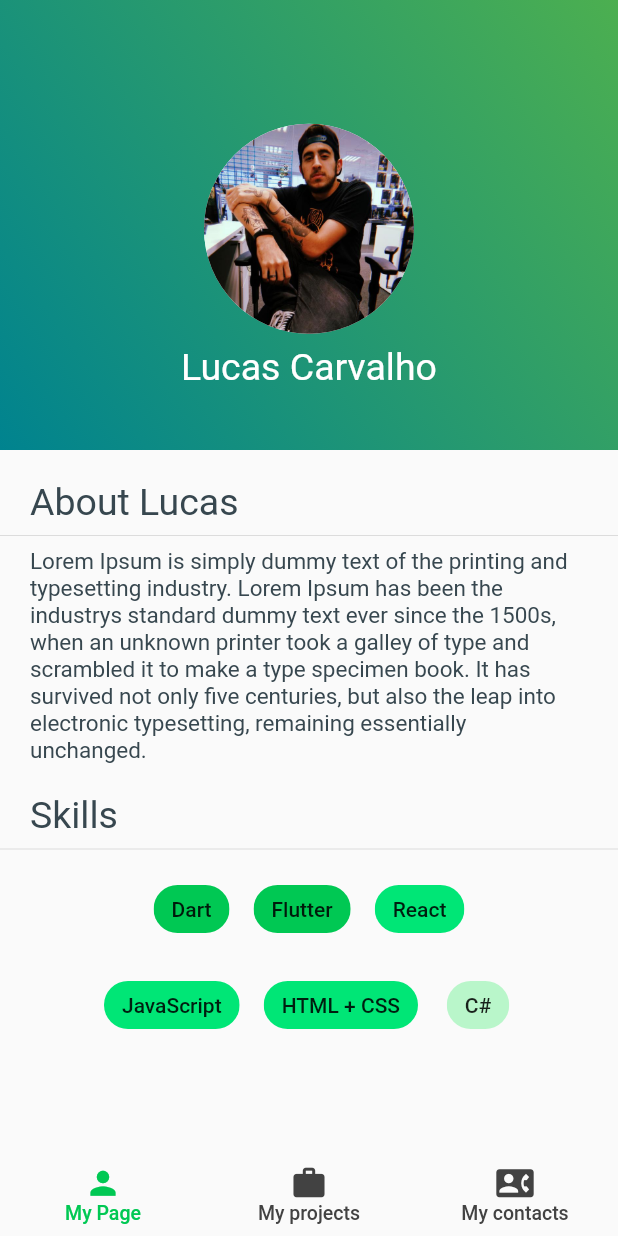
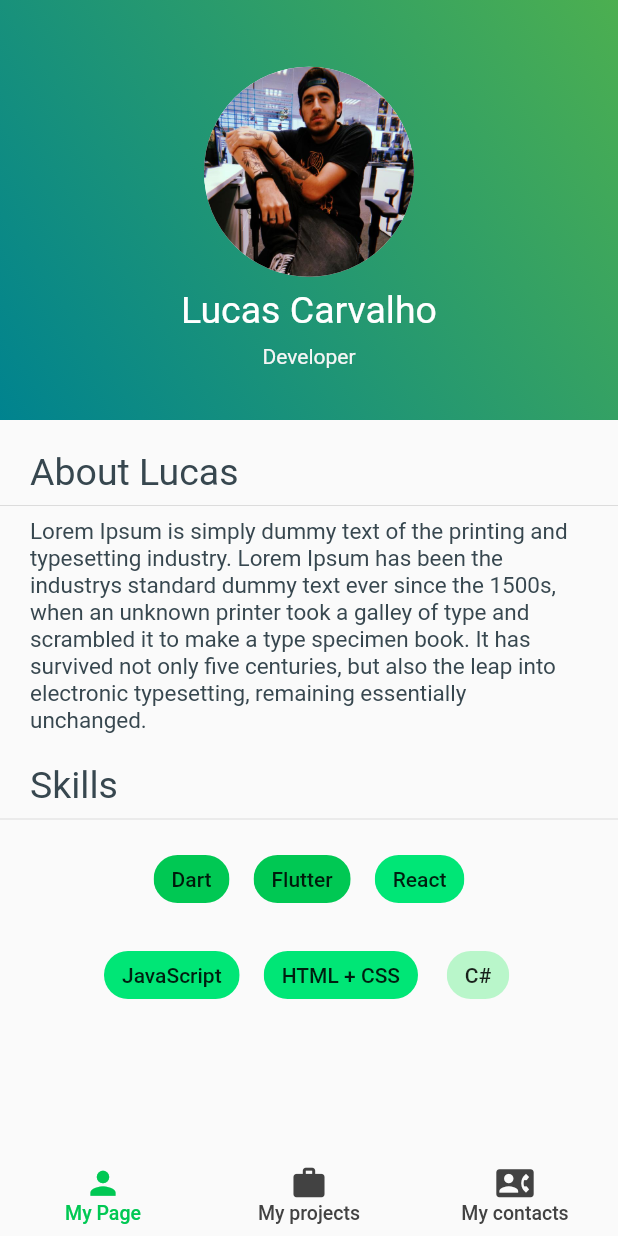
Before and after one commit to LucssCarvalho/my_portifolio, a Flutter app: the screen it shows after launch, on a phone screen of 412 x 824 dp. Run offline on Flutter 3.47's test engine with Material 2 defaults, Android fonts, the phone set to English and light mode, and no system bars; missing offline and left inert: mdi.

Commit message:
update pages

```diff
--- a/lib/pages/pageOne/HomePage.dart
+++ b/lib/pages/pageOne/HomePage.dart
@@ -9,8 +9,8 @@ class HomePage extends StatefulWidget {
 class _HomePageState extends State<HomePage> {
   @override
   Widget build(BuildContext context) {
-    return Scaffold(
-      body: Container(
+    return SafeArea(
+      child: Container(
           child: Column(
         children: <Widget>[banner(), bio(), skills()],
       )),
--- a/lib/pages/pageOne/pageOne.dart
+++ b/lib/pages/pageOne/pageOne.dart
@@ -6,7 +6,7 @@ Widget banner() {
     children: <Widget>[
       Container(
         alignment: AlignmentDirectional.center,
-        height: 300,
+        height: 280,
         decoration: BoxDecoration(
           gradient: LinearGradient(
             begin: Alignment.topRight,
@@ -18,9 +18,8 @@ Widget banner() {
           mainAxisAlignment: MainAxisAlignment.center,
           children: <Widget>[
             image(),
-
             nameTitle(),
-            // listIcons(),
+            listIcons(),
           ],
         ),
       ),
@@ -118,7 +117,7 @@ Widget chipLabel(String labelName, Color colorData) {
 
 Widget image() {
   return Padding(
-    padding: const EdgeInsets.only(top: 50.0),
+    padding: const EdgeInsets.only(top: 10.0),
     child: CircleAvatar(
       backgroundColor: Colors.white,
       radius: 70.0,
@@ -150,11 +149,12 @@ Widget iconSocial(MdiIconData iconName) {
 
 Widget listIcons() {
   return Row(
-    crossAxisAlignment: CrossAxisAlignment.center,
     mainAxisAlignment: MainAxisAlignment.center,
     children: <Widget>[
-      iconSocial(Mdi.githubBox),
-      iconSocial(Mdi.instagram),
+      Text(
+        'Developer',
+        style: TextStyle(color: Colors.grey[100]),
+      )
     ],
   );
 }
```
